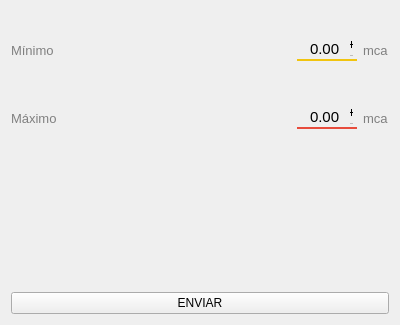
Before: the Qt Designer form configurar_alarmas.ui in RiaJ16/H-Tech_SIG, drawn with Qt 5.
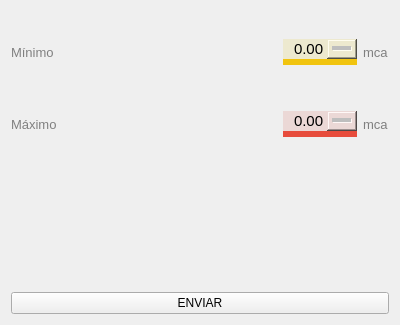
After: the same form once the commit is applied. Icons and pictures are not drawn.

What changed in the file:
```diff
--- a/configurar_alarmas.ui
+++ b/configurar_alarmas.ui
@@ -109,7 +109,38 @@
        <item>
         <widget class="QDoubleSpinBox" name="minimo">
          <property name="styleSheet">
-          <string notr="true">border-bottom: 2px solid #f1c40f;</string>
+          <string notr="true">QAbstractSpinBox{
+	border-bottom: 6px solid #f1c40f;
+	background-color: #ede9cf;
+}
+
+:up-button{
+	image: url(:General/icons/uparrow-y.png);
+	width: 20px;
+	height: 20px;
+	padding-right: 10px;
+}
+
+:up-button:hover{
+	image: url(:General/icons/uparrow.png);
+	width: 20px;
+	height: 20px;
+	padding-right: 10px;
+}
+
+:down-button{
+	image: url(:General/icons/downarrow-y.png);
+	width: 20px;
+	height: 20px;
+	padding-right: 10px;
+}
+
+:down-button:hover{
+	image: url(:General/icons/downarrow.png);
+	width: 20px;
+	height: 20px;
+	padding-right: 10px;
+}</string>
          </property>
          <property name="frame">
           <bool>false</bool>
@@ -172,7 +203,38 @@
        <item>
         <widget class="QDoubleSpinBox" name="maximo">
          <property name="styleSheet">
-          <string notr="true">border-bottom: 2px solid #e74c3c;</string>
+          <string notr="true">QAbstractSpinBox{
+border-bottom: 6px solid #e74c3c;
+background-color: #ebd8d6;
+}
+
+:up-button{
+	image: url(:General/icons/uparrow-r.png);
+	width: 20px;
+	height: 20px;
+	padding-right: 10px;
+}
+
+:up-button:hover{
+	image: url(:General/icons/uparrow.png);
+	width: 20px;
+	height: 20px;
+	padding-right: 10px;
+}
+
+:down-button{
+	image: url(:General/icons/downarrow-r.png);
+	width: 20px;
+	height: 20px;
+	padding-right: 10px;
+}
+
+:down-button:hover{
+	image: url(:General/icons/downarrow.png);
+	width: 20px;
+	height: 20px;
+	padding-right: 10px;
+}</string>
          </property>
          <property name="frame">
           <bool>false</bool>
```
